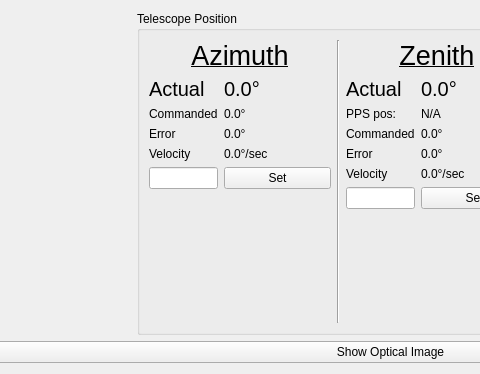
First picture: the form in ui_resources/telescope_control.ui, repository Tyronitar/rfsoc-interface, before the edit; both pictures show x 120 to 600 and y 0 to 374 of the 1021 by 374 pixel window.
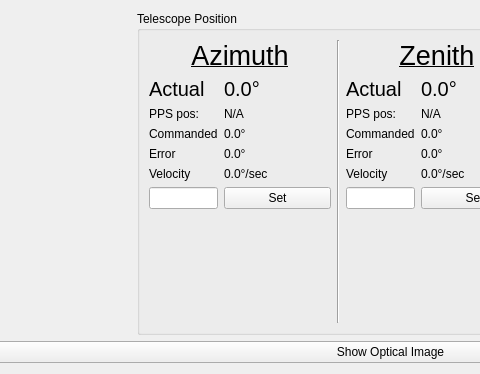
Second picture: the form after the edit. Icons and pictures are not drawn. Custom widgets are drawn as their Qt base class.

Diff of the .ui file:
```diff
--- a/ui_resources/telescope_control.ui
+++ b/ui_resources/telescope_control.ui
@@ -194,58 +194,72 @@
               </property>
              </widget>
             </item>
-            <item row="2" column="0">
+            <item row="3" column="0">
              <widget class="QLabel" name="azimuth_commandedLabel">
               <property name="text">
                <string>Commanded</string>
               </property>
              </widget>
             </item>
-            <item row="2" column="1">
+            <item row="3" column="1">
              <widget class="QLabel" name="azimuth_commanded_valLabel">
               <property name="text">
                <string>0.0°</string>
               </property>
              </widget>
             </item>
-            <item row="3" column="0">
+            <item row="4" column="0">
              <widget class="QLabel" name="azimuth_errorLabel">
               <property name="text">
                <string>Error</string>
               </property>
              </widget>
             </item>
-            <item row="3" column="1">
+            <item row="4" column="1">
              <widget class="QLabel" name="azimuth_error_valLabel">
               <property name="text">
                <string>0.0°</string>
               </property>
              </widget>
             </item>
-            <item row="4" column="0">
+            <item row="5" column="0">
              <widget class="QLabel" name="azimuth_velocityLabel">
               <property name="text">
                <string>Velocity</string>
               </property>
              </widget>
             </item>
-            <item row="4" column="1">
+            <item row="5" column="1">
              <widget class="QLabel" name="azimuth_velocity_valLabel">
               <property name="text">
                <string>0.0°/sec</string>
               </property>
              </widget>
             </item>
-            <item row="5" column="0">
+            <item row="6" column="0">
              <widget class="QLineEdit" name="azimuth_setlineEdit"/>
             </item>
-            <item row="5" column="1">
+            <item row="6" column="1">
              <widget class="QPushButton" name="azimuth_setpushButton">
               <property name="text">
                <string>Set</string>
               </property>
              </widget>
             </item>
+            <item row="2" column="0">
+             <widget class="QLabel" name="azimuth_ppsLabel">
+              <property name="text">
+               <string>PPS pos:</string>
+              </property>
+             </widget>
+            </item>
+            <item row="2" column="1">
+             <widget class="QLabel" name="azimuth_pps_valLabel">
+              <property name="text">
+               <string>N/A</string>
+              </property>
+             </widget>
+            </item>
            </layout>
           </item>
           <item>
```
Left out of the diff: 28 changed lines with no effect on the pictures.
